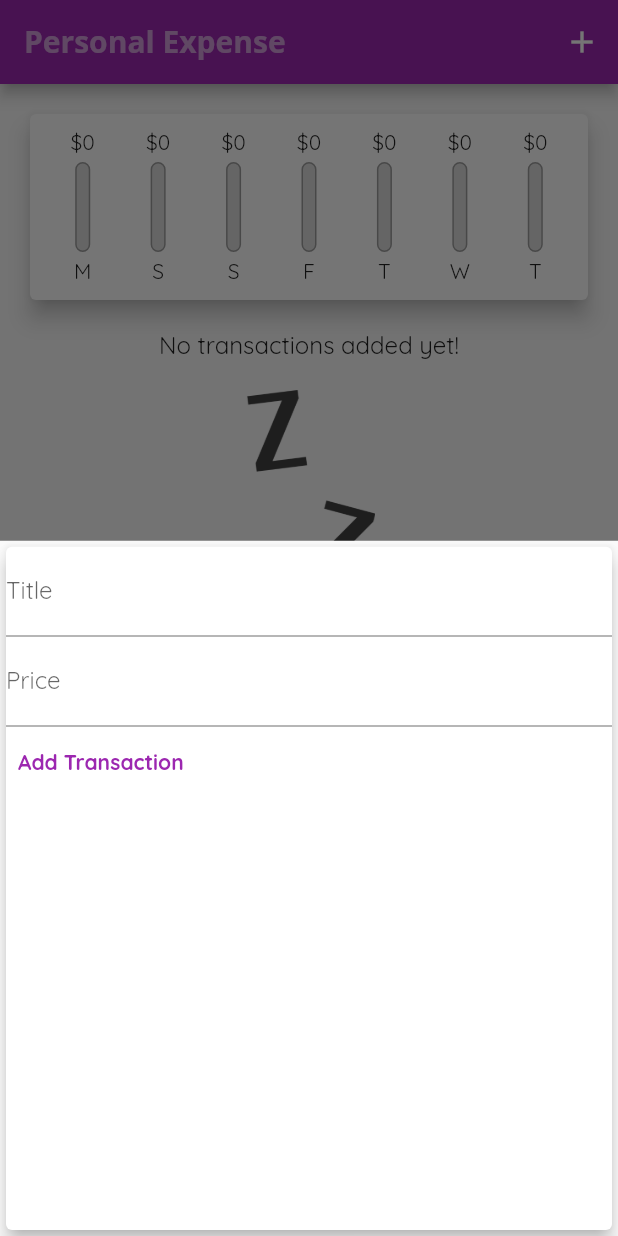
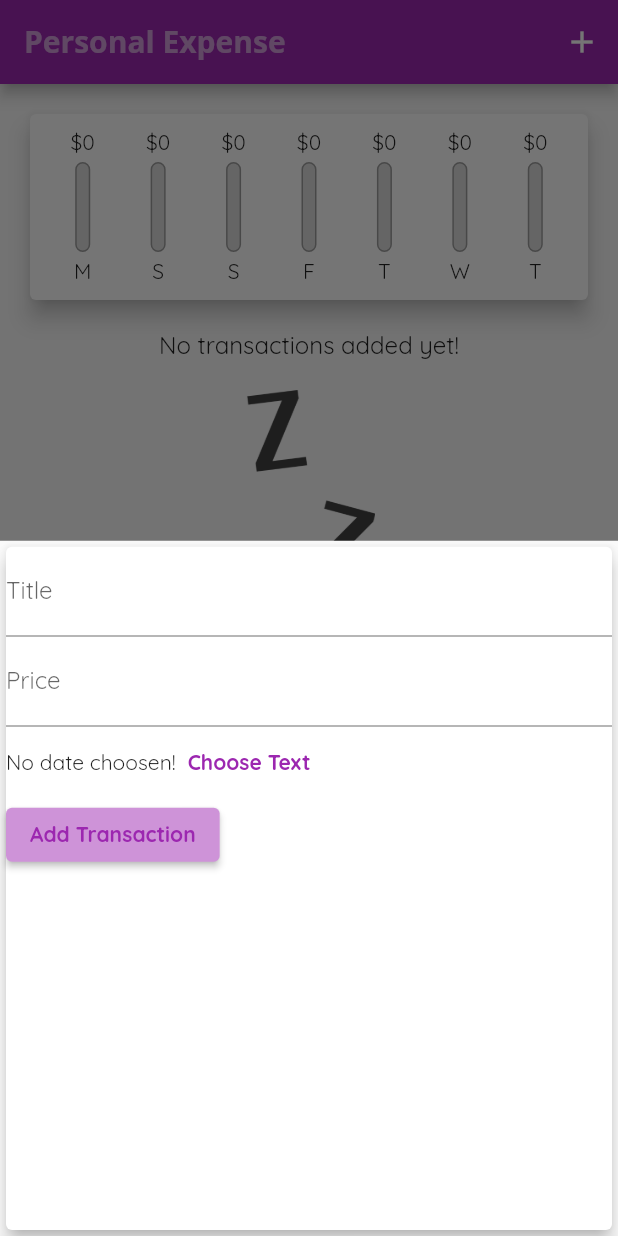
Before and after one commit to AATHacks/expense_planner, a Flutter app: the screen it shows after launch, after a tap on the "add" icon, on a phone screen of 412 x 824 dp. Run offline on Flutter 3.47's test engine with Material 2 defaults, Android fonts, the phone set to English and light mode, and no system bars.

Commit message:
date picker button

```diff
--- a/lib/widgets/new_transaction.dart
+++ b/lib/widgets/new_transaction.dart
@@ -43,18 +43,38 @@ class _NewTransactionState extends State<NewTransaction> {
             onSubmitted: (value) => submitData(),
           ),
           TextField(
-            decoration: InputDecoration(labelText: 'Price'),
+            decoration: InputDecoration(
+              labelText: 'Price',
+            ),
             controller: priceController,
             keyboardType: TextInputType.numberWithOptions(),
             onSubmitted: (value) => submitData(),
           ),
-          TextButton(
+          Row(
+            children: [
+              Text('No date choosen!'),
+              TextButton(
+                  onPressed: submitData,
+                  child: Text(
+                    'Choose Text',
+                  ),
+                  style: TextButton.styleFrom(
+                      foregroundColor: Theme.of(context).primaryColor,
+                      textStyle: TextStyle(
+                          fontWeight: FontWeight.bold,
+                          fontFamily: 'Quicksand')))
+            ],
+          ),
+          ElevatedButton(
               style: TextButton.styleFrom(
                   foregroundColor: Theme.of(context).primaryColor,
+                  backgroundColor: Theme.of(context).backgroundColor,
                   textStyle: TextStyle(
                       fontWeight: FontWeight.bold, fontFamily: 'Quicksand')),
               onPressed: submitData,
-              child: Text('Add Transaction')),
+              child: Text(
+                'Add Transaction',
+              )),
         ],
       ),
     );
```
